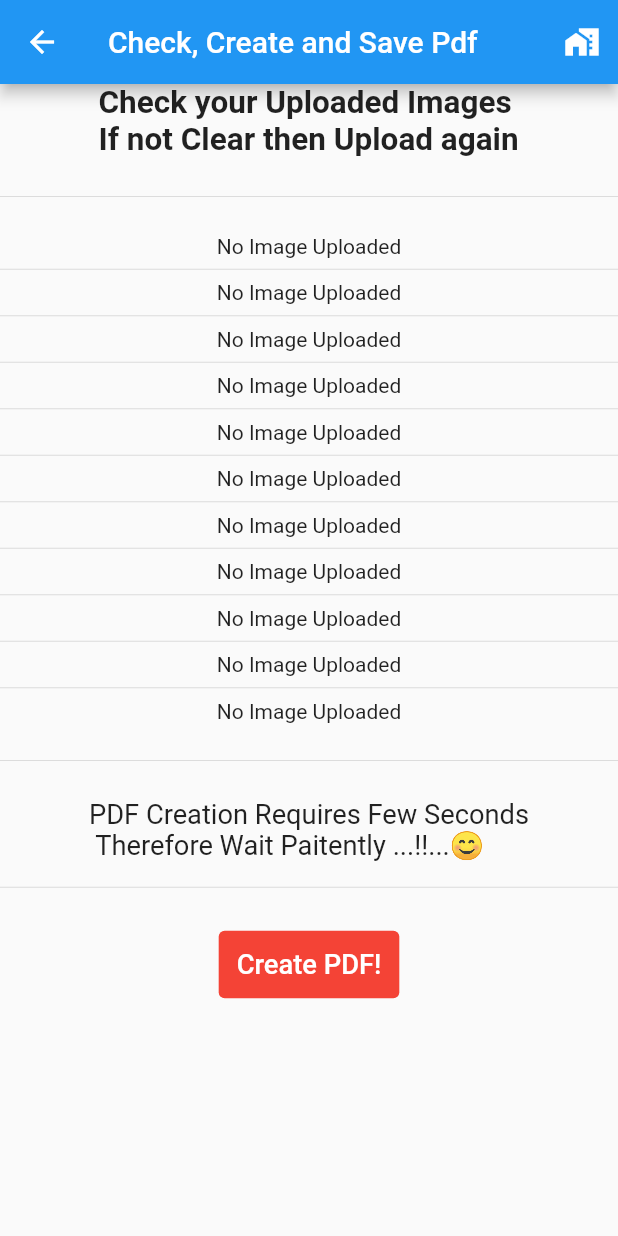
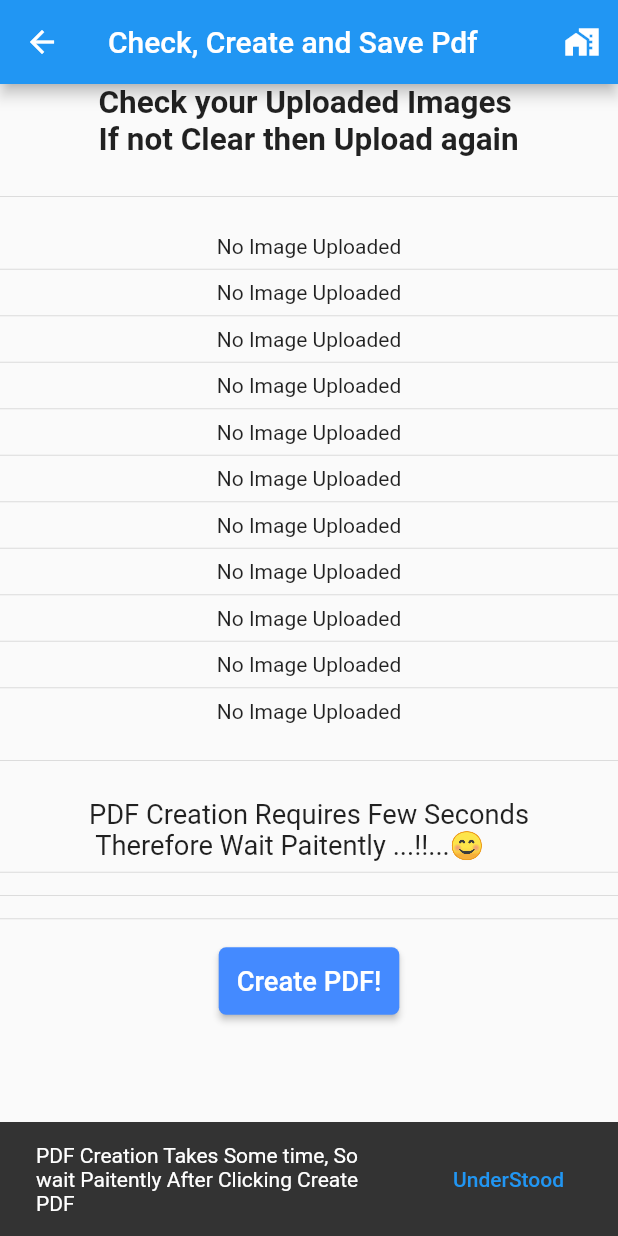
Before and after one commit to ksharma20/Sweld, a Flutter app: the Grinding screen opened by its route, after a tap on "Finish Weld", on a phone screen of 412 x 824 dp. Run offline on Flutter 3.47's test engine with Material 2 defaults, Android fonts, the light colour scheme and no system bars; our stand-ins replace geolocator, image_picker, permission_handler, screenshot; missing offline and left inert: flutter_file_manager, geolocator_web, image_picker_for_web, syncfusion_flutter_pdf, syncfusion_flutter_pdfviewer, syncfusion_flutter_pdfviewer_web.

Commit message:
Sending changed files to Github

```diff
--- a/lib/250_grinding.dart
+++ b/lib/250_grinding.dart
@@ -49,7 +49,21 @@ class _GrindingState extends State<Grinding> {
 
               Globals.saveImg(Globals.gimg1, "gimg1.jpg");
 
+              final snackBar = SnackBar(
+                content: Text(
+                    'PDF Creation Takes Some time, So wait Paitently After Clicking Create PDF'),
+                action: SnackBarAction(
+                  label: 'UnderStood',
+                  onPressed: () {
+                    setState(() {
+                      Globals.load = true;
+                    });
+                  },
+                ),
+              );
               Globals.gotopgf(context);
+
+              ScaffoldMessenger.of(context).showSnackBar(snackBar);
             },
             child: Text("Finish Weld"),
           ),
--- a/lib/260_pdfGen.dart
+++ b/lib/260_pdfGen.dart
@@ -15,6 +15,14 @@ class PdfGen extends StatefulWidget {
 class _PdfGenState extends State<PdfGen> {
   //Create a new PDF document
   PdfDocument document = PdfDocument();
+
+  @override
+  void initState() {
+    setState(() {
+      Globals.load = Globals.load;
+    });
+    super.initState();
+  }
 
   @override
   Widget build(BuildContext context) {
@@ -112,19 +120,40 @@ class _PdfGenState extends State<PdfGen> {
                       textScaleFactor: 1.3,
                     )),
                     Divider(
-                      height: 35,
+                      height: 15,
+                    ),
+                    Globals.load
+                        ? LinearProgressIndicator(
+                            color: Colors.redAccent,
+                            minHeight: 5,
+                            semanticsLabel: "Pdf Being Generated",
+                          )
+                        : Divider(
+                            thickness: 0,
+                          ),
+                    Divider(
+                      height: 15,
                     ),
                     Container(
                       margin: EdgeInsets.all(10),
                       child: Center(
-                        child: TextButton(
+                        child: ElevatedButton(
                           style: ButtonStyle(
-                            enableFeedback: true,
-                            padding:
-                                MaterialStateProperty.all(EdgeInsets.all(12)),
-                            backgroundColor:
-                                MaterialStateProperty.all(Colors.red),
-                          ),
+                              enableFeedback: true,
+                              padding:
+                                  MaterialStateProperty.all(EdgeInsets.all(12)),
+                              backgroundColor:
+                                  MaterialStateProperty.resolveWith<Color>(
+                                      (Set<MaterialState> states) {
+                                if (states.contains(MaterialState.pressed))
+                                  return Colors.redAccent;
+                                return Colors.blueAccent;
+                              }),
+                              shape: MaterialStateProperty.all(
+                                  RoundedRectangleBorder(
+                                borderRadius:
+                                    BorderRadius.all(Radius.circular(5)),
+                              ))),
                           onPressed: () => createPdf(),
                           child: Text(
                             "Create PDF!",
--- a/lib/globals.dart
+++ b/lib/globals.dart
@@ -70,8 +70,8 @@ class Globals {
 // Page Number Counter
   static int pageNum = 0;
 
-// ScreenShot controller
-  // static var ssc = ScreenshotController();
+// Loading Screen
+  static bool load = false;
 
 // Image Path for different Pages
   static var wsWimg1;
```
Also changed, not shown: 4 other files.
